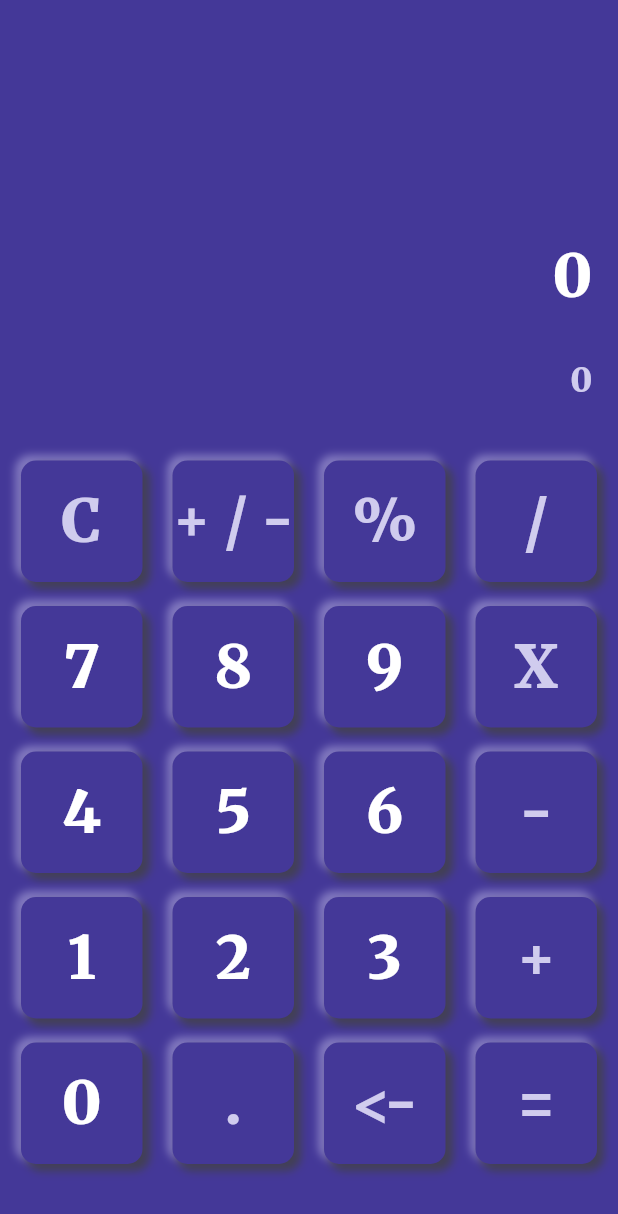
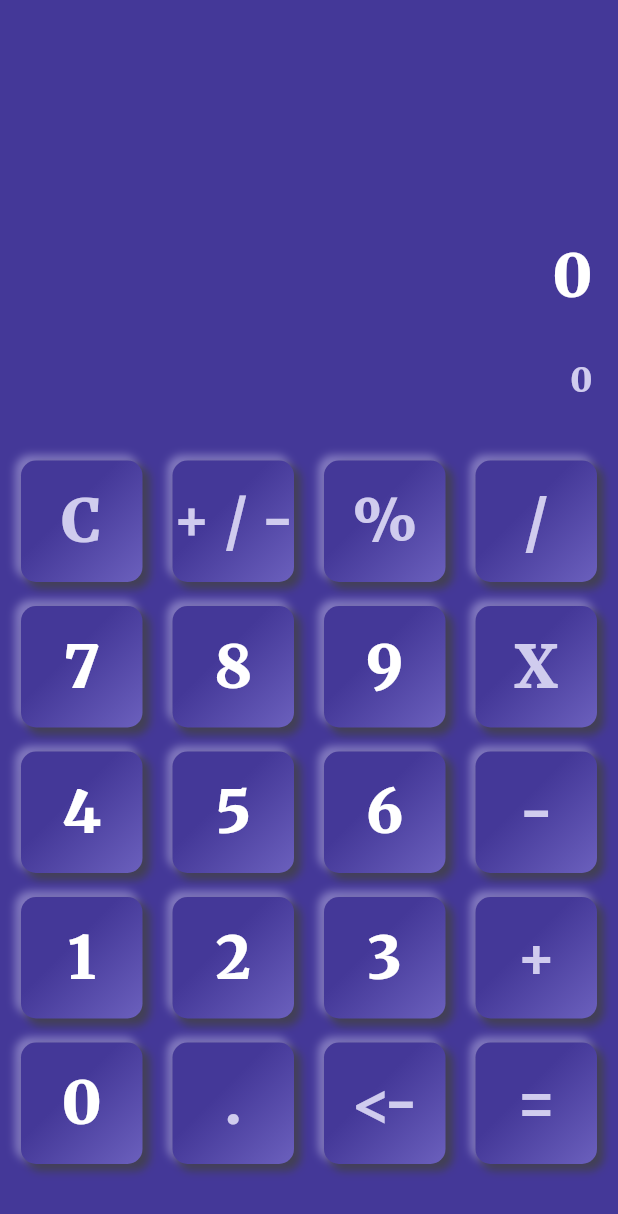
Before and after one commit to utkarsh-UK/neumorphic-calci, a Flutter app: the screen it shows after launch, on a phone screen of 412 x 824 dp. Shown: the top 1214 px of the screen. Run offline on Flutter 3.47's test engine with Material 2 defaults, Android fonts, the phone set to English and light mode, and no system bars; our stand-ins replace google_fonts; missing offline and left inert: expressions.

Commit message:
Added button press animation

```diff
--- a/lib/widgets/button.dart
+++ b/lib/widgets/button.dart
@@ -2,7 +2,7 @@ import 'package:flutter/material.dart';
 
 import '../constants/colors.dart';
 
-class Button extends StatelessWidget {
+class Button extends StatefulWidget {
   final String text;
   final TextStyle style;
   final bool isDigit;
@@ -16,11 +16,22 @@ class Button extends StatelessWidget {
   }) : assert(text != null && style != null);
 
   @override
+  _ButtonState createState() => _ButtonState();
+}
+
+class _ButtonState extends State<Button> {
+  bool _isPressed = false;
+
+  @override
   Widget build(BuildContext context) {
     final size = MediaQuery.of(context).size;
 
-    return InkWell(
-      onTap: onButtonPressed,
+    return Listener(
+      onPointerUp: (event) {
+        setState(() => _isPressed = false);
+        widget.onButtonPressed();
+      },
+      onPointerDown: (event) => setState(() => _isPressed = true),
       child: Container(
         width: size.width * 0.15,
         height: size.height * 0.1,
@@ -28,6 +39,32 @@ class Button extends StatelessWidget {
         decoration: BoxDecoration(
           color: MyColors.bgColor,
           borderRadius: BorderRadius.circular(10.0),
+          gradient: LinearGradient(
+            begin: Alignment.topLeft,
+            end: Alignment.bottomRight,
+            colors: !_isPressed
+                ? [
+                    MyColors.bgColor,
+                    Color(0xFF443898),
+                    Color(0xFF6b60bd),
+                  ]
+                : [
+                    Color(0xFF443898),
+                    Color(0xFF443898),
+                    MyColors.bgColor,
+                  ],
+            stops: !_isPressed
+                ? [
+                    0.1,
+                    0.4,
+                    1.0,
+                  ]
+                : [
+                    0.1,
+                    0.2,
+                    1.0,
+                  ],
+          ),
           boxShadow: [
             BoxShadow(
               color: MyColors.leftShadowColor,
@@ -45,8 +82,8 @@ class Button extends StatelessWidget {
         ),
         child: FittedBox(
           child: Text(
-            text,
-            style: style,
+            widget.text,
+            style: widget.style,
           ),
         ),
       ),
```
